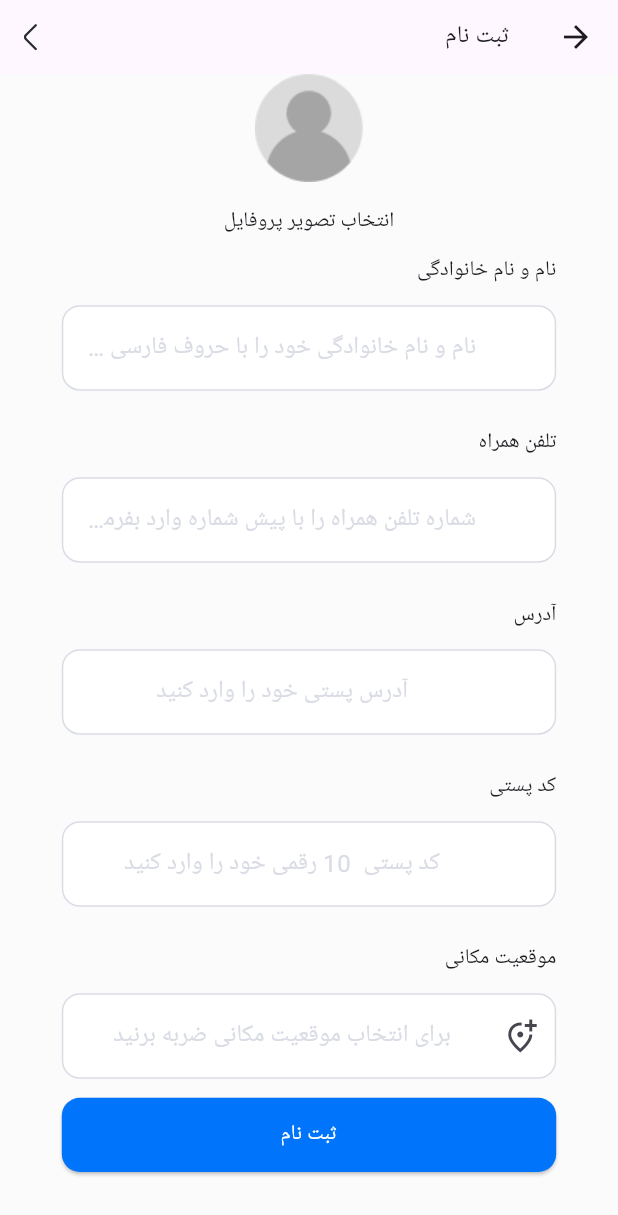
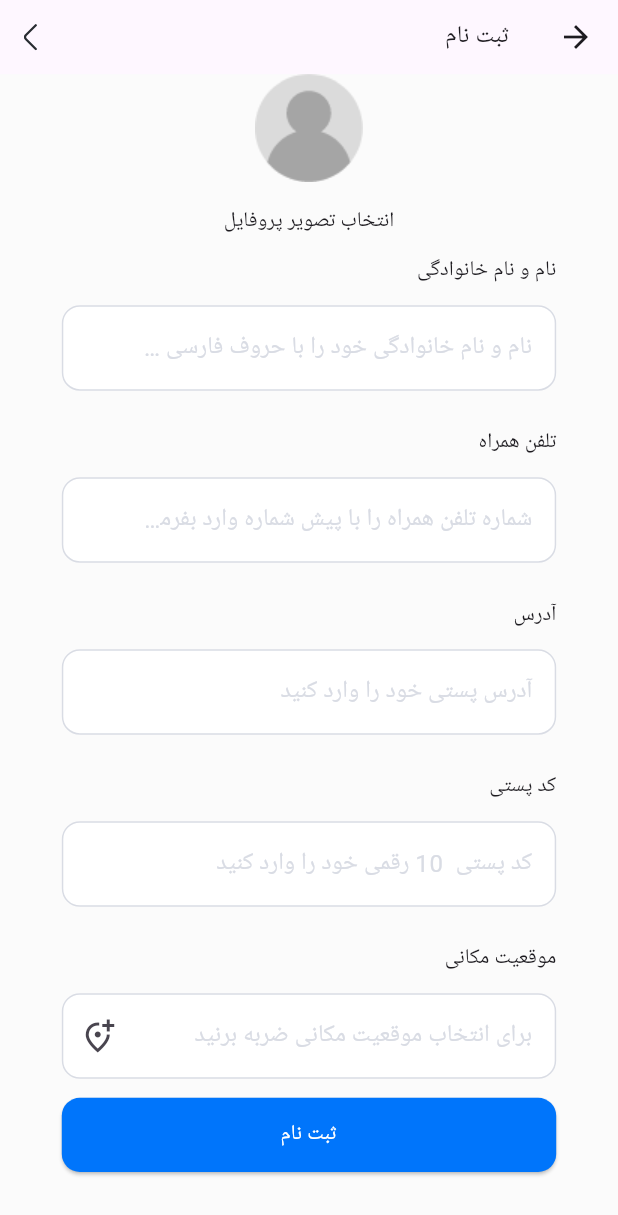
Before and after one commit to FarzinNs83/Watch-Store, a Flutter app: the SendOtpScreen screen opened by its route, after a tap on "ارسال کد فعال سازی", after a tap on "ادامه", on a phone screen of 412 x 824 dp. Shown: the top 1215 px of the screen. Run offline on Flutter 3.47's test engine with Material 3 defaults, Android fonts, the phone set to English and light mode, and no system bars; our stand-ins replace flutter_svg.

Commit message:
stuff added

```diff
--- a/lib/screens/send_otp_screen.dart
+++ b/lib/screens/send_otp_screen.dart
@@ -32,19 +32,19 @@ class SendOtpScreen extends StatelessWidget {
                     context,
                     PageRouteBuilder(
                       pageBuilder:
-                          (context, animation, secondaryAnimation) =>
+                          (_, _, _) =>
                               GetOtpScreen(),
                       transitionsBuilder: (
                         context,
                         animation,
-                        secondaryAnimation,
+                        _,
                         child,
                       ) {
                         return SlideTransition(
                           position: animation.drive(
                             Tween(
-                              begin: Offset(1, 0),
-                              end: Offset(0, 0),
+                              begin: Offset(0, 1),
+                              end: Offset.zero,
                             ),
                           ),
                           child: child,
--- a/lib/widgets/custom_text_field.dart
+++ b/lib/widgets/custom_text_field.dart
@@ -38,8 +38,8 @@ class CustomTextField extends StatelessWidget {
             width: ScreenSize.width * 0.80,
             child: TextField(
               controller: controller,
-              textAlign: TextAlign.center,
-              decoration: InputDecoration(hintText: hint, prefixIcon: icon),
+              textAlign: textAlign,
+              decoration: InputDecoration(hintText: hint, suffixIcon: icon),
             ),
           ),
         ],
```
Also changed, not shown: lib/screens/main/ananas.dart (added, +12 -0 lines), lib/screens/main/basket_screen.dart (added, +10 -0 lines), lib/screens/main/home_screen.dart (added, +16 -0 lines), lib/screens/main/profile_screen.dart (added, +10 -0 lines).
